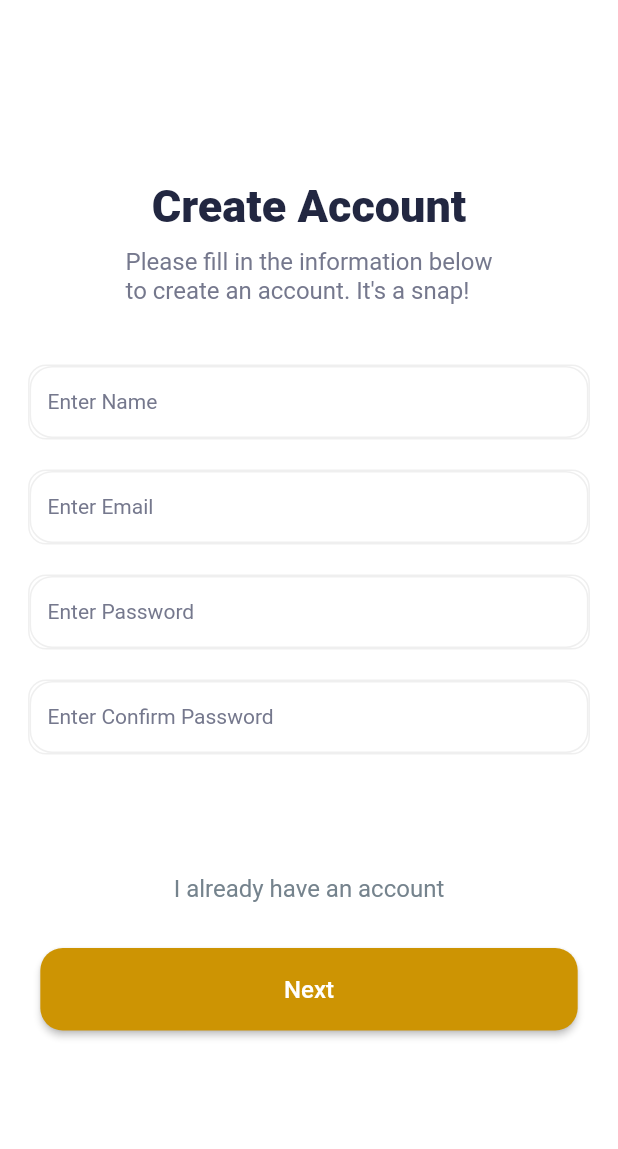
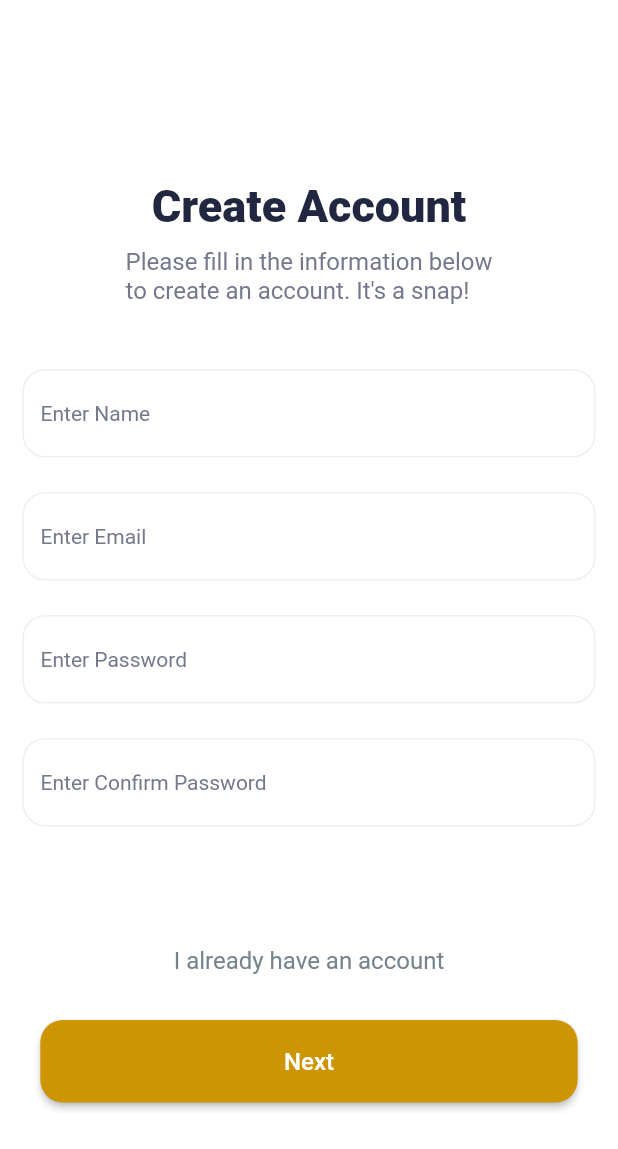
Before and after one commit to MirzaIbtisam/Brazellian, a Flutter app: the Create_Account screen opened directly, on a phone screen of 412 x 824 dp. Shown: the top 1149 px of the screen. Run offline on Flutter 3.47's test engine with Material 2 defaults, Android fonts, the phone set to English and light mode, and no system bars; drawn by our look-alikes of modal_progress_hud_nsn; our stand-ins replace animated_custom_dropdown, carousel_slider, dots_indicator, flutter_otp_text_field, flutter_rating_bar, flutter_svg and 7 more; missing offline and left inert: country_state_city, rating_summary, textfield_tags; accounts and stored records are empty; Roboto replaces fonts that are missing (Plus Jakarta Sans); project files that could hold a hidden picture were left out.

Commit message:
Thursday update

```diff
--- a/lib/Services/ApiServices/addListingApi.dart
+++ b/lib/Services/ApiServices/addListingApi.dart
@@ -6,8 +6,7 @@ import '../../Models/signUpModel.dart';
 class ApiServicesforListing {
   static Future<UserLoginResponse> addListing(
       Map<String, dynamic> body, String endpoint) async {
-    String URL =
-        "${Constants.baseUrl}${Constants.create}${endpoint}"; // Replace 'Constants.baseUrl' with your actual base URL.
+    String URL = "${Constants.baseUrl}${Constants.create}${endpoint}"; // Replace 'Constants.baseUrl' with your actual base URL.
     final response = await http.post(
       Uri.parse(URL),
       body: json.encode(body),
--- a/lib/View/Create Account/Create_Account.dart
+++ b/lib/View/Create Account/Create_Account.dart
@@ -53,47 +53,27 @@ class _Create_AccountState extends State<Create_Account> {
                   key: _formkey,
                     child: Column(
                       children: [
-                    Container(
-                      decoration: BoxDecoration(
-                        color: Colors.white,
-                        border: Border.all(color: Color(0xffefefef)),
-                        borderRadius: BorderRadius.circular(12),
-                      ),
-                      height: 50,
-                      width: MediaQuery.of(context).size.width / 1.1,
+                        Padding(
+                          padding: EdgeInsets.only(
+                              left: 15.0, top: 3.0, right: 15),
                           child: InputNameWidget(),
                         ),
                         SizedBox(height: 20),
-                    Container(
-                      decoration: BoxDecoration(
-                        color: Colors.white,
-                        border: Border.all(color: Color(0xffefefef)),
-                        borderRadius: BorderRadius.circular(12),
-                      ),
-                      height: 50,
-                      width: MediaQuery.of(context).size.width / 1.1,
+                        Padding(
+                          padding: EdgeInsets.only(
+                              left: 15.0, top: 3.0, right: 15),
                           child: InputEmailWidget(),
                         ),
                         SizedBox(height: 20),
-                    Container(
-                      decoration: BoxDecoration(
-                        color: Colors.white,
-                        border: Border.all(color: Color(0xffefefef)),
-                        borderRadius: BorderRadius.circular(12),
-                      ),
-                      height: 50,
-                      width: MediaQuery.of(context).size.width / 1.1,
+                        Padding(
+                          padding: EdgeInsets.only(
+                              left: 15.0, top: 3.0, right: 15),
                           child: InputPasswordWidget(),
                         ),
                         SizedBox(height: 20),
-                    Container(
-                      decoration: BoxDecoration(
-                        color: Colors.white,
-                        border: Border.all(color: Color(0xffefefef)),
-                        borderRadius: BorderRadius.circular(12),
-                      ),
-                      height: 50,
-                      width: MediaQuery.of(context).size.width / 1.1,
+                        Padding(
+                          padding: EdgeInsets.only(
+                              left: 15.0, top: 3.0, right: 15),
                           child: InputConfirmPasswordWidget(),
                         ),
                   ],
--- a/lib/View/Create Account/widgets/input_name_widget.dart
+++ b/lib/View/Create Account/widgets/input_name_widget.dart
@@ -1,10 +1,8 @@
 import 'package:brazeellian_community/Validations/validations.dart';
-import 'package:brazeellian_community/ViewModel/login/loginViewModel.dart';
 import 'package:brazeellian_community/ViewModel/register/RegisterViewModel.dart';
 import 'package:flutter/material.dart';
 import 'package:flutter/services.dart';
 import 'package:get/get.dart';
-import '../../../utils/utils.dart';
 
 class InputNameWidget extends StatelessWidget {
   InputNameWidget({Key? key}) : super(key: key);
--- a/lib/View/Home Screen/Home_Screen.dart
+++ b/lib/View/Home Screen/Home_Screen.dart
@@ -273,7 +273,7 @@ class _Home_ScreenState extends State<Home_Screen> {
                                 Get.to(() => Listing_Screen());
                               },
                               child: Categorias(
-                                  Text: "Listings",
+                                  Text: "Adverts",
                                   Image: "assets/Anúncios.svg"),
                             ),
                             SizedBox(width: 10),
--- a/lib/View/Location/location.dart
+++ b/lib/View/Location/location.dart
@@ -8,8 +8,8 @@ import '../Language/language.dart';
 import '../Select your interests/Interests.dart';
 
 class location extends StatefulWidget {
-  String id;
-  location({super.key,required this.id});
+  String? id;
+  location({super.key, this.id});
 
   @override
   State<location> createState() => _locationState();
--- a/lib/ViewModel/register/RegisterViewModel.dart
+++ b/lib/ViewModel/register/RegisterViewModel.dart
@@ -4,7 +4,6 @@ import 'package:brazeellian_community/ViewModel/user_preference/userPrefrenceVie
 import 'package:brazeellian_community/constant/routes/routes_name.dart';
 import 'package:flutter/cupertino.dart';
 import 'package:get/get.dart';
-
 import '../../repository/signupRepository.dart';
 
 class RegisterViewModel extends GetxController {
@@ -46,7 +45,6 @@ class RegisterViewModel extends GetxController {
             Get.toNamed(RouteName.loginView)!.then((value){});
             Utils.snackBar('Login', 'User Registered Successfully');
           }).onError((error, stackTrace){
-
           });
         }
       }).onError((error, stackTrace){
@@ -54,6 +52,5 @@ class RegisterViewModel extends GetxController {
         Utils.snackBar('Error', error.toString());
       });
     }
-
   }
 }
--- a/lib/constant/routes/routes.dart
+++ b/lib/constant/routes/routes.dart
@@ -1,6 +1,11 @@
 import 'package:brazeellian_community/View/Bottom%20Bar/Bottom_bar.dart';
+import 'package:brazeellian_community/View/Language/language.dart';
+import 'package:brazeellian_community/View/Location/location.dart';
+import 'package:brazeellian_community/View/Selecione%20o%20seu%20perfil/Selecione.dart';
+import 'package:brazeellian_community/View/Select%20your%20interests/Interests.dart';
 import 'package:brazeellian_community/View/Starting%20Pages/Brazellian.dart';
 import 'package:brazeellian_community/View/Starting%20Pages/Login.dart';
+import 'package:brazeellian_community/View/Verification/verification.dart';
 import 'package:brazeellian_community/constant/routes/routes_name.dart';
 import 'package:get/get.dart';
 
@@ -25,6 +30,36 @@ class AppRoutes {
       transitionDuration: Duration(milliseconds: 250),
       transition: Transition.leftToRightWithFade ,
     ) ,
+    GetPage(
+      name: RouteName.verification,
+      page: () => verification() ,
+      transitionDuration: Duration(milliseconds: 250),
+      transition: Transition.leftToRightWithFade ,
+    ) ,
+    GetPage(
+      name: RouteName.AccountType,
+      page: () => Selecione() ,
+      transitionDuration: Duration(milliseconds: 250),
+      transition: Transition.leftToRightWithFade ,
+    ) ,
+    GetPage(
+      name: RouteName.location,
+      page: () => location() ,
+      transitionDuration: Duration(milliseconds: 250),
+      transition: Transition.leftToRightWithFade ,
+    ) ,
+    GetPage(
+      name: RouteName.language,
+      page: () => language() ,
+      transitionDuration: Duration(milliseconds: 250),
+      transition: Transition.leftToRightWithFade ,
+    ) ,
+    GetPage(
+      name: RouteName.interests,
+      page: () => Interests() ,
+      transitionDuration: Duration(milliseconds: 250),
+      transition: Transition.leftToRightWithFade ,
+    ) ,
   ];
 
 }
--- a/lib/constant/routes/routes_name.dart
+++ b/lib/constant/routes/routes_name.dart
@@ -4,4 +4,9 @@ class RouteName {
   static const String splashScreen = '/' ;
   static const String loginView = '/login_view' ;
   static const String homeView = '/home_view' ;
+  static const String verification = '/verification' ;
+  static const String AccountType = '/AccountType' ;
+  static const String location = '/location' ;
+  static const String language = '/language' ;
+  static const String interests = '/interests' ;
 }
--- a/lib/data/network/networkApiServices.dart
+++ b/lib/data/network/networkApiServices.dart
@@ -21,7 +21,6 @@ class NetworkApiServices extends BaseApiServices {
 
     }
     return responseJson ;
-
   }
 
 
```
Lines whose indentation alone changed are shown as unchanged.
